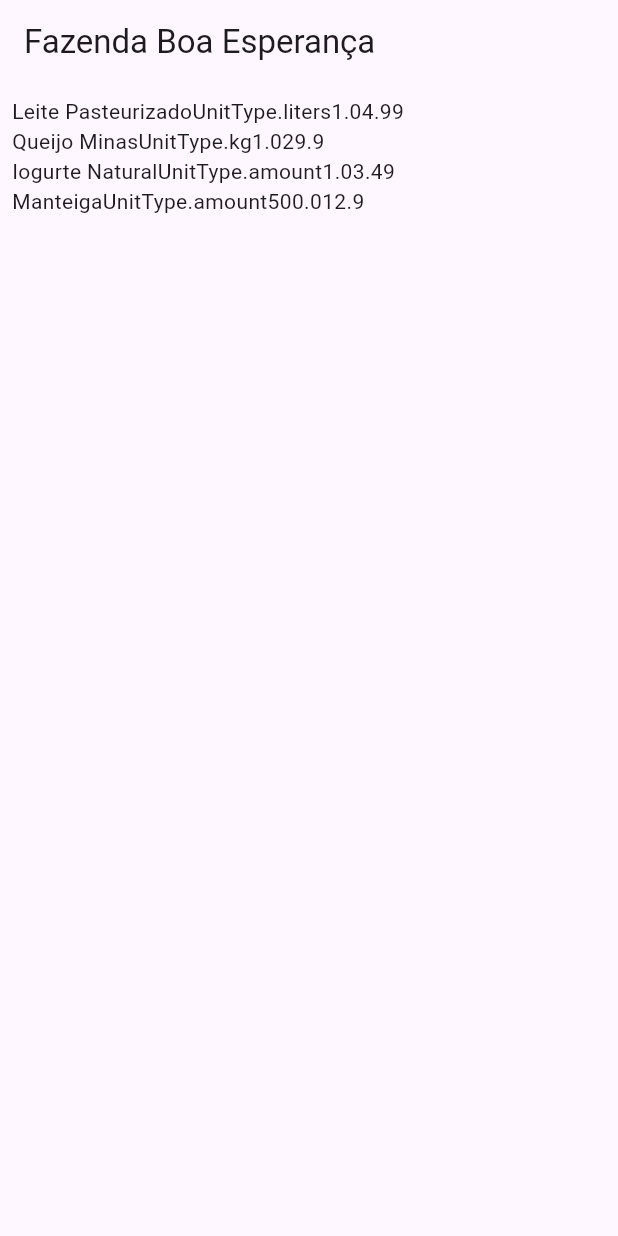
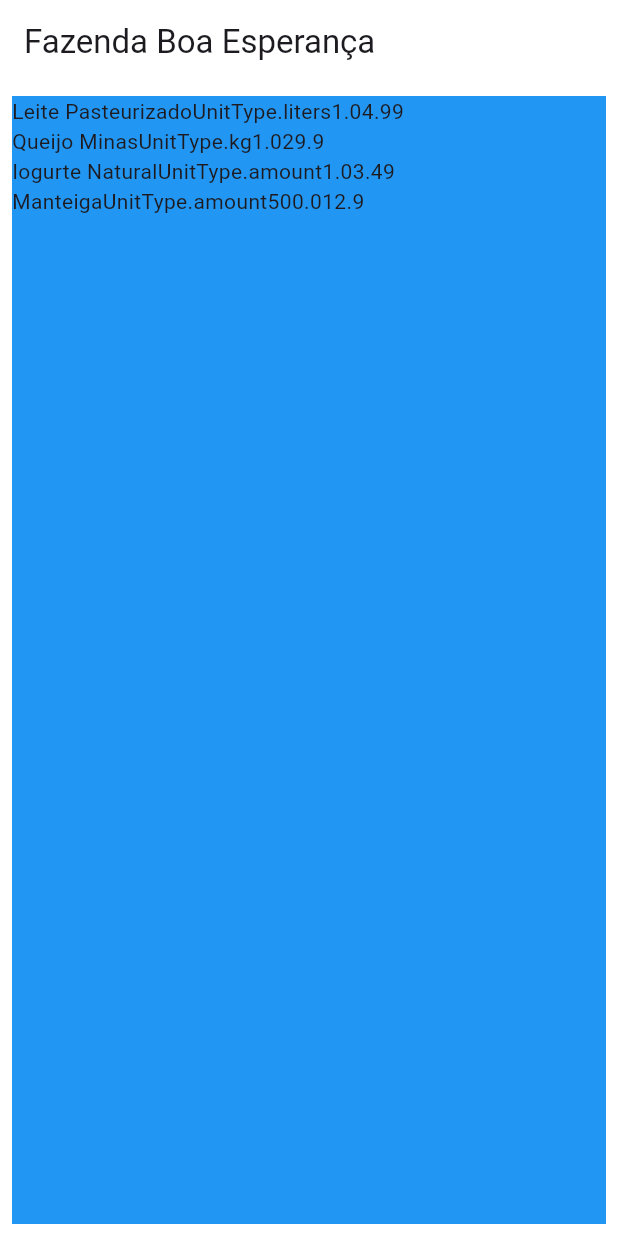
Before and after one commit to moisesRubens/dairy_mobile, a Flutter app: the screen it shows after launch, on a phone screen of 412 x 824 dp. Run offline on Flutter 3.47's test engine with Material 3 defaults, Android fonts, the phone set to English and light mode, and no system bars.

Commit message:
feat: list of products in Widget ProductsList

```diff
--- a/lib/main.dart
+++ b/lib/main.dart
@@ -12,7 +12,9 @@ class MainApp extends StatelessWidget {
   Widget build(BuildContext context) {
     return MaterialApp(
       home: Scaffold(
+        backgroundColor: Colors.white,
         appBar: AppBar(
+          backgroundColor: Colors.white,
           title: Align(
             alignment: Alignment.centerLeft,
             child: Text('Fazenda Boa Esperança'),
@@ -60,6 +62,8 @@ class ProductsList extends StatelessWidget {
   Widget build(BuildContext context) {
     return Padding(
       padding: const EdgeInsets.all(8.0),
+      child: Container(
+        color: Colors.blue,
         child: Column(
             children: [
             for(var product in products)
@@ -73,6 +77,7 @@ class ProductsList extends StatelessWidget {
               ),
           ],
         ),
+      ),
     );
   }
 }
```
Lines whose indentation alone changed are shown as unchanged.
